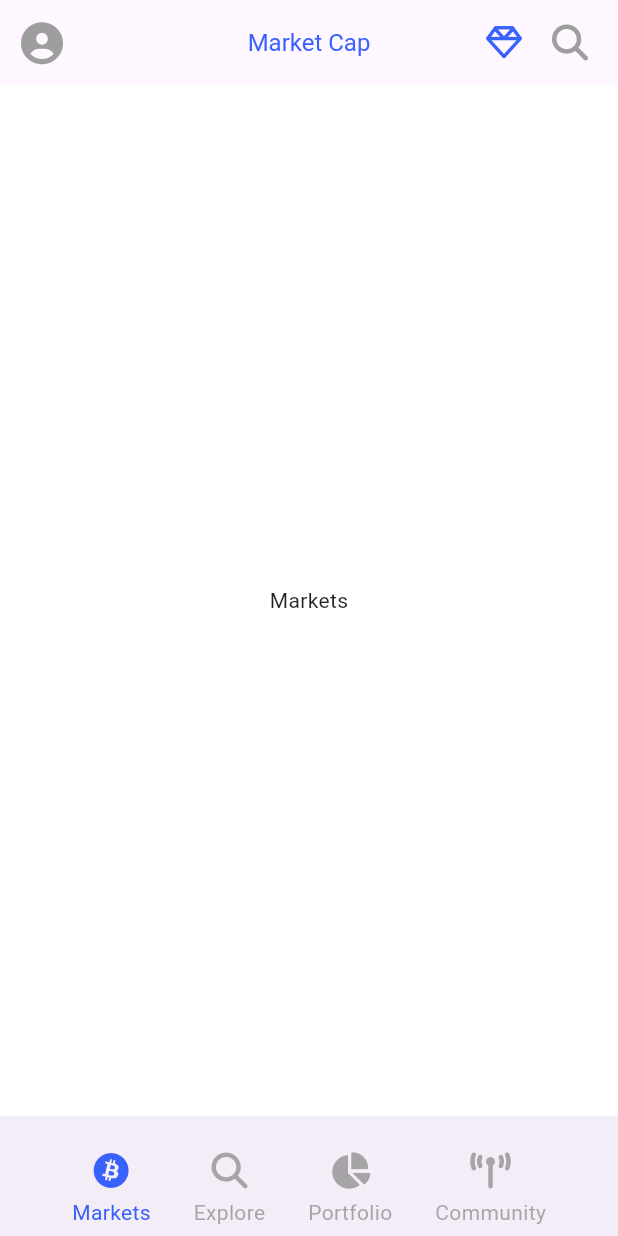
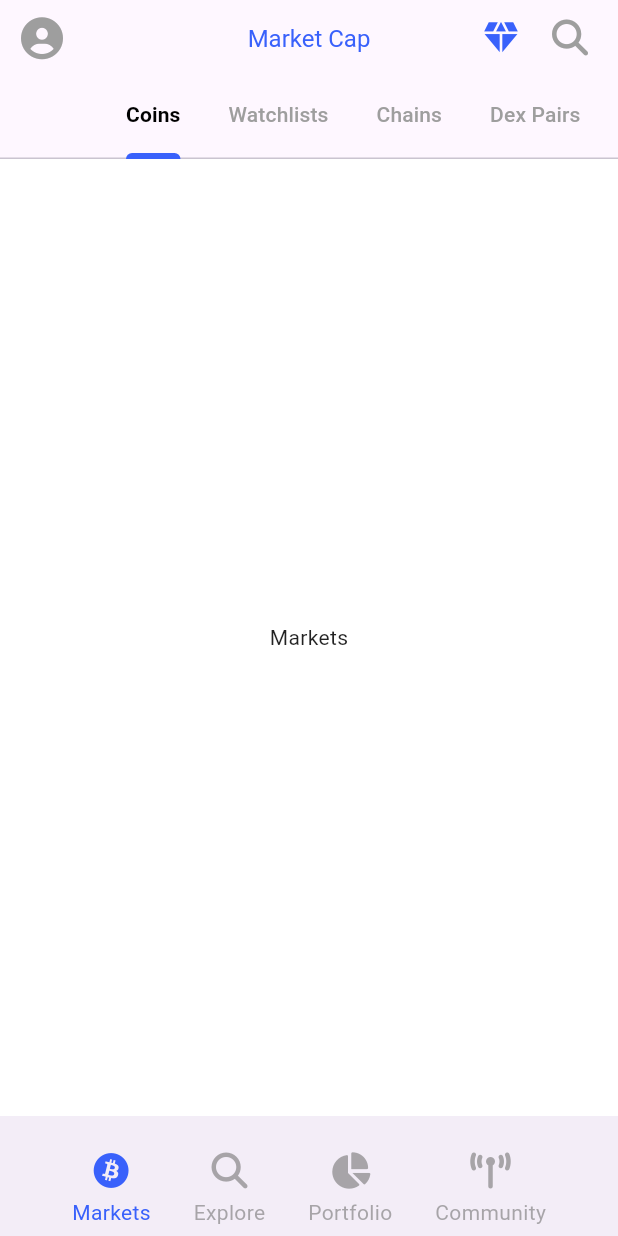
Before and after one commit to chyoni/chyoneemarketcap-flutter, a Flutter app: the screen it shows after launch, on a phone screen of 412 x 824 dp. Run offline on Flutter 3.47's test engine with Material 2 defaults, Android fonts, the phone set to English and light mode, and no system bars; our stand-ins replace font_awesome_flutter, google_fonts.

Commit message:
#05 Market screen appBar 2 (TabBar)

```diff
--- a/lib/features/markets/prices_screen.dart
+++ b/lib/features/markets/prices_screen.dart
@@ -3,8 +3,31 @@ import 'package:chyoneemarketcap/constants/sizes.dart';
 import 'package:flutter/material.dart';
 import 'package:font_awesome_flutter/font_awesome_flutter.dart';
 
-class PricesScreen extends StatelessWidget {
+final tabs = [
+  "Coins",
+  "Watchlists",
+  "Chains",
+  "Dex Pairs",
+  "Categories",
+  "Exchanges",
+];
+
+class PricesScreen extends StatefulWidget {
   const PricesScreen({super.key});
+
+  @override
+  State<PricesScreen> createState() => _PricesScreenState();
+}
+
+class _PricesScreenState extends State<PricesScreen>
+    with TickerProviderStateMixin {
+  late final TabController _tabController;
+
+  @override
+  void initState() {
+    super.initState();
+    _tabController = TabController(length: tabs.length, vsync: this);
+  }
 
   @override
   Widget build(BuildContext context) {
@@ -33,8 +56,9 @@ class PricesScreen extends StatelessWidget {
               children: [
                 GestureDetector(
                   child: Icon(
-                    FontAwesomeIcons.gem,
+                    Icons.diamond,
                     color: Theme.of(context).primaryColor,
+                    size: Sizes.size28,
                   ),
                 ),
                 Gaps.h20,
@@ -49,6 +73,23 @@ class PricesScreen extends StatelessWidget {
           )
         ],
         centerTitle: true,
+        bottom: TabBar(
+          controller: _tabController,
+          splashFactory: NoSplash.splashFactory,
+          isScrollable: true,
+          padding: const EdgeInsets.symmetric(
+            horizontal: Sizes.size16,
+          ),
+          labelPadding: const EdgeInsets.symmetric(
+            horizontal: Sizes.size16,
+            vertical: Sizes.size16,
+          ),
+          indicatorColor: Theme.of(context).primaryColor,
+          indicatorWeight: 4,
+          tabs: [
+            for (var tab in tabs) Text(tab),
+          ],
+        ),
       ),
       body: const Center(
         child: Text("Markets"),
--- a/lib/main.dart
+++ b/lib/main.dart
@@ -26,7 +26,14 @@ class MyApp extends StatelessWidget {
         useMaterial3: true,
         scaffoldBackgroundColor: Colors.white,
         primaryColor: const Color(0xFF3961FB),
-        textTheme: GoogleFonts.mavenProTextTheme(),
+        textTheme: GoogleFonts.aBeeZeeTextTheme(),
+        tabBarTheme: TabBarTheme(
+          labelColor: Colors.black,
+          labelStyle: const TextStyle(
+            fontWeight: FontWeight.w600,
+          ),
+          unselectedLabelColor: Colors.grey.shade500,
+        ),
       ),
       home: const NavigationScreen(),
     );
```
Also changed, not shown: 1 other file.
